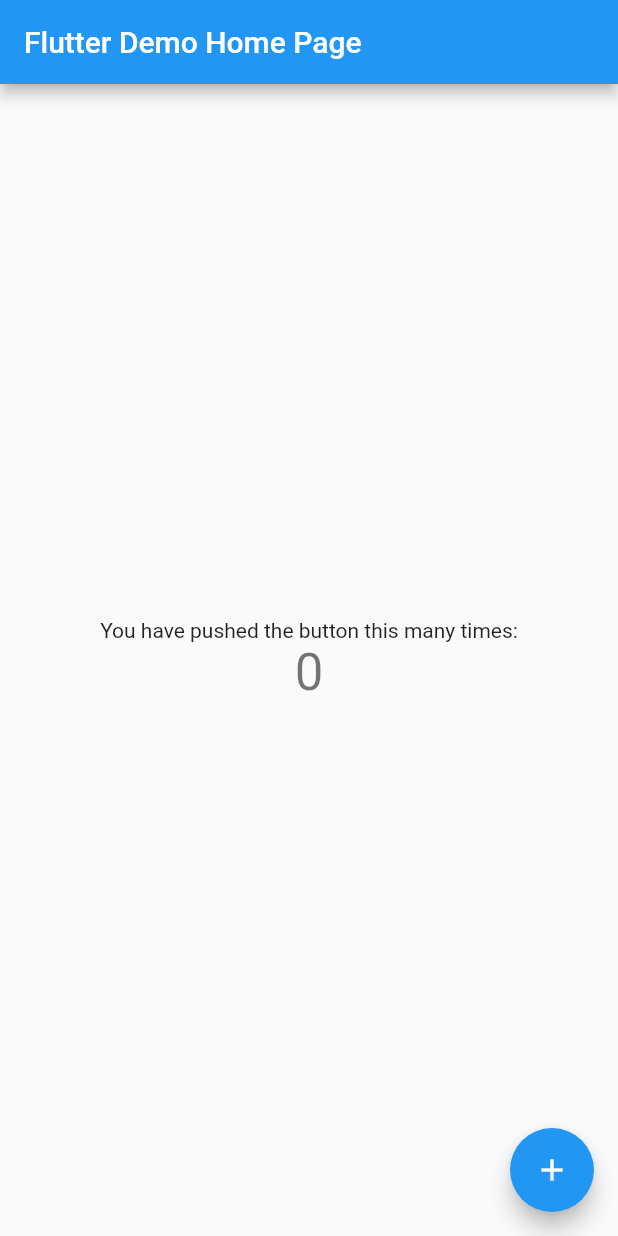
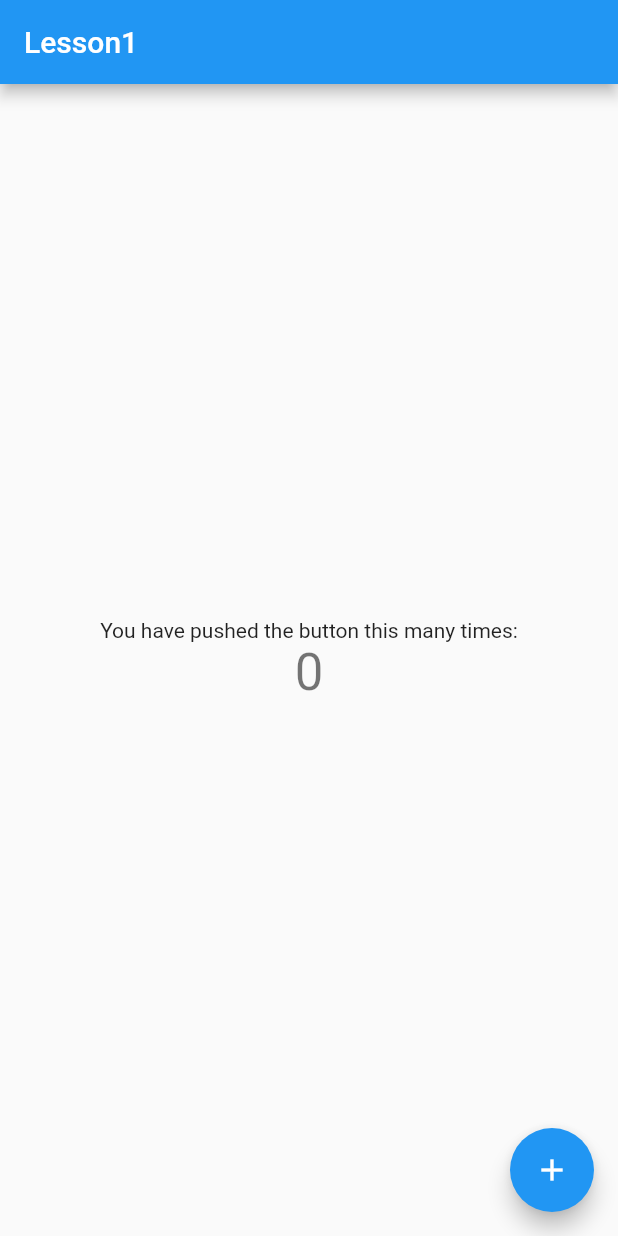
Before and after one commit to SvetlanaTut/flutterstudy, a Flutter app: the screen it shows after launch, on a phone screen of 412 x 824 dp. Run offline on Flutter 3.47's test engine with Material 2 defaults, Android fonts, the phone set to English and light mode, and no system bars.

Commit message:
название изменили

```diff
--- a/lib/main.dart
+++ b/lib/main.dart
@@ -11,7 +11,7 @@ class MyApp extends StatelessWidget {
   @override
   Widget build(BuildContext context) {
     return MaterialApp(
-      title: 'Flutter Demo',
+      title: 'Lesson',
       theme: ThemeData(
         // This is the theme of your application.
         //
@@ -24,7 +24,7 @@ class MyApp extends StatelessWidget {
         // is not restarted.
         primarySwatch: Colors.blue,
       ),
-      home: const MyHomePage(title: 'Flutter Demo Home Page'),
+      home: const MyHomePage(title: 'Lesson1'),
     );
   }
 }
```
